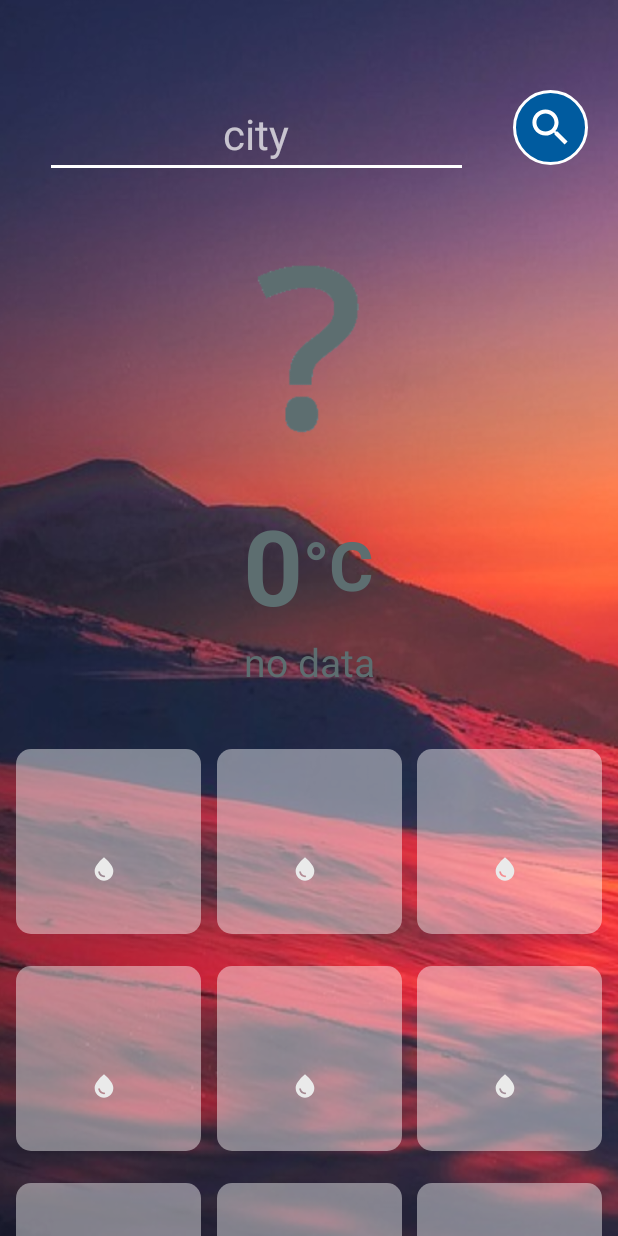
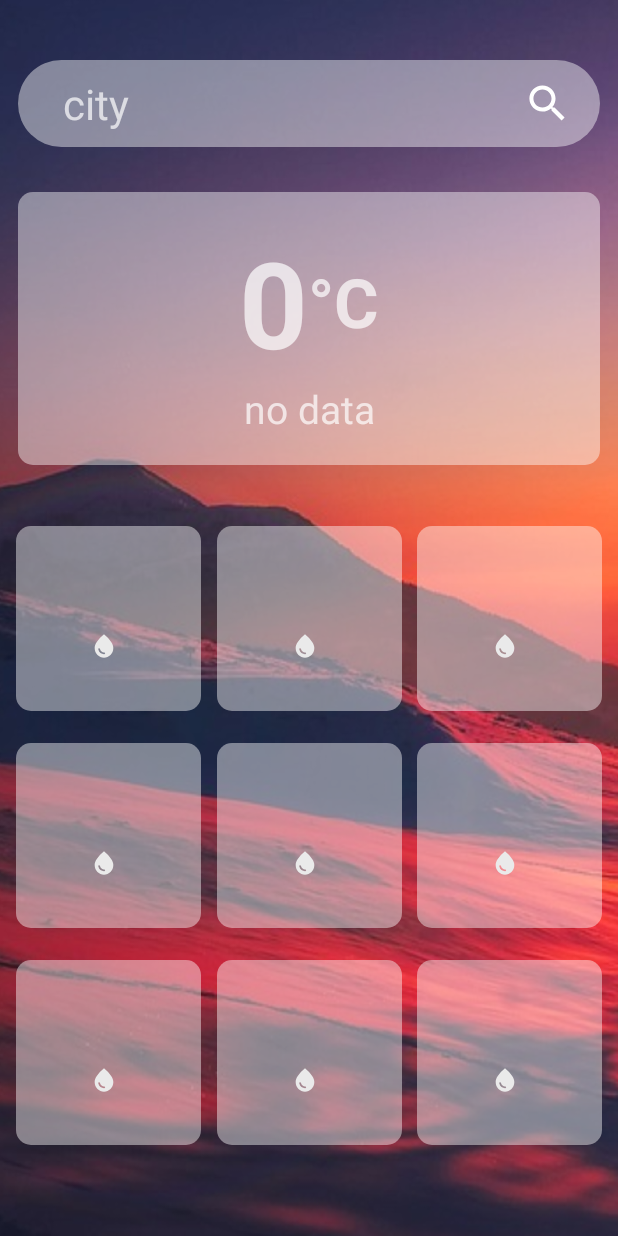
Before and after one commit to natalia-mus/SimpleWeatherApp, an Android app: the screen it shows after launch (MainActivity), on a phone screen of 412 x 824 dp. Run offline under Robolectric (Android 15) with nearby library versions, the phone set to English and light mode, and no system bars.

Commit message:
City section and forecast section

```diff
--- a/app/src/main/java/com/example/simpleweatherapp/view/MainActivity.kt
+++ b/app/src/main/java/com/example/simpleweatherapp/view/MainActivity.kt
@@ -54,13 +54,6 @@ class MainActivity : AppCompatActivity() {
     }
 
     private fun updateData(forecast: Forecast) {
-        val iconSource = "http://openweathermap.org/img/wn/${forecast.weather[0].icon}@2x.png"
-
-        Glide.with(this)
-            .load(iconSource)
-            .override(80, 80)
-            .into(icon)
-
         temperature.text = forecast.main.temperature.toString()
         description.text = forecast.weather[0].description
 
--- a/app/src/main/res/drawable/button_background.xml
+++ b/app/src/main/res/drawable/button_background.xml
@@ -2,14 +2,13 @@
 <selector xmlns:android="http://schemas.android.com/apk/res/android">
     <item android:state_pressed="false">
         <shape android:shape="oval">
-            <solid android:color="@color/dark_blue_button" />
-            <stroke android:width="2dp" android:color="@color/white" />
+            <solid android:color="@color/transparent" />
         </shape>
     </item>
 
     <item android:state_pressed="true">
         <shape android:shape="oval">
-            <solid android:color="@color/light_blue_button" />
+            <solid android:color="@color/white_transparent_dark" />
         </shape>
     </item>
 </selector>
--- /dev/null
+++ b/app/src/main/res/drawable/transparent_background_round.xml
@@ -0,0 +1,9 @@
+<?xml version="1.0" encoding="utf-8"?>
+<selector xmlns:android="http://schemas.android.com/apk/res/android">
+    <item>
+        <shape android:shape="rectangle">
+            <solid android:color="@color/white_transparent" />
+            <corners android:radius="30dp" />
+        </shape>
+    </item>
+</selector>
--- a/app/src/main/res/layout-land/activity_main.xml
+++ b/app/src/main/res/layout-land/activity_main.xml
@@ -30,13 +30,13 @@
                 android:layout_width="200dp"
                 android:layout_height="200dp"
                 android:src="@drawable/no_data"
-                app:layout_constraintBottom_toTopOf="@+id/temperature_section"
+                app:layout_constraintBottom_toTopOf="@+id/forecast_section"
                 app:layout_constraintEnd_toEndOf="parent"
                 app:layout_constraintStart_toStartOf="parent"
                 app:layout_constraintTop_toBottomOf="@+id/search_section" />
 
             <LinearLayout
-                android:id="@+id/temperature_section"
+                android:id="@+id/forecast_section"
                 android:layout_width="match_parent"
                 android:layout_height="wrap_content"
                 android:gravity="center"
@@ -83,7 +83,7 @@
                 android:text="@string/no_data"
                 android:textColor="@color/dark_gray"
                 android:textSize="18sp"
-                app:layout_constraintTop_toBottomOf="@+id/temperature_section" />
+                app:layout_constraintTop_toBottomOf="@+id/forecast_section" />
 
         </LinearLayout>
 
@@ -95,7 +95,7 @@
             android:layout_marginTop="40dp"
             android:orientation="vertical"
             app:layout_constraintEnd_toEndOf="parent"
-            app:layout_constraintStart_toEndOf="@id/temperature_section"
+            app:layout_constraintStart_toEndOf="@id/forecast_section"
             app:layout_constraintTop_toBottomOf="@id/search_section">
 
             <LinearLayout
@@ -130,7 +130,7 @@
                     android:layout_margin="20dp"
                     android:layout_weight="0"
                     android:adjustViewBounds="true"
-                    android:background="@drawable/button_background"
+                    android:background="@color/transparent"
                     android:foreground="@drawable/ic_search_foreground"
                     android:padding="10dp" />
 
--- a/app/src/main/res/layout/activity_main.xml
+++ b/app/src/main/res/layout/activity_main.xml
@@ -10,31 +10,32 @@
     <LinearLayout
         android:layout_width="match_parent"
         android:layout_height="wrap_content"
+        android:layout_marginTop="40dp"
         android:orientation="vertical">
 
-        <LinearLayout
+        <androidx.constraintlayout.widget.ConstraintLayout
             android:id="@+id/search_section"
             android:layout_width="match_parent"
             android:layout_height="wrap_content"
-            android:layout_marginTop="40dp"
+            android:layout_marginHorizontal="12dp"
+            android:background="@drawable/transparent_background_round"
+            android:gravity="center_vertical"
             android:orientation="horizontal"
-            android:weightSum="5"
+            android:paddingHorizontal="10dp"
+            android:paddingVertical="4dp"
             app:layout_constraintEnd_toEndOf="parent"
             app:layout_constraintStart_toStartOf="parent"
             app:layout_constraintTop_toTopOf="parent">
 
             <EditText
                 android:id="@+id/city"
-                android:layout_width="match_parent"
+                android:layout_width="0dp"
                 android:layout_height="wrap_content"
-                android:layout_marginStart="30dp"
-                android:layout_marginTop="20dp"
+                android:layout_marginStart="20dp"
                 android:layout_marginEnd="10dp"
-                android:layout_weight="5"
+                android:background="@color/transparent"
                 android:hint="@string/hint_city"
                 android:singleLine="true"
-                android:textAlignment="center"
-                android:textColorLink="@color/white"
                 android:textSize="28sp"
                 app:layout_constraintBottom_toBottomOf="parent"
                 app:layout_constraintEnd_toStartOf="@+id/button_search"
@@ -45,8 +46,6 @@
                 android:id="@+id/button_search"
                 android:layout_width="50dp"
                 android:layout_height="50dp"
-                android:layout_margin="20dp"
-                android:layout_weight="0"
                 android:adjustViewBounds="true"
                 android:background="@drawable/button_background"
                 android:foreground="@drawable/ic_search_foreground"
@@ -56,7 +55,7 @@
                 app:layout_constraintStart_toEndOf="@+id/city"
                 app:layout_constraintTop_toTopOf="parent" />
 
-        </LinearLayout>
+        </androidx.constraintlayout.widget.ConstraintLayout>
 
         <TextView
             android:id="@+id/error_label"
@@ -69,19 +68,17 @@
             android:textStyle="bold"
             android:visibility="gone" />
 
-        <ImageView
-            android:id="@+id/icon"
-            android:layout_width="200dp"
-            android:layout_height="200dp"
-            android:layout_gravity="center"
-            android:src="@drawable/no_data"
-            app:layout_constraintBottom_toTopOf="@+id/temperature_section"
-            app:layout_constraintEnd_toEndOf="parent"
-            app:layout_constraintStart_toStartOf="parent"
-            app:layout_constraintTop_toBottomOf="@+id/search_section" />
+        <LinearLayout
+            android:layout_width="match_parent"
+            android:layout_height="wrap_content"
+            android:layout_marginHorizontal="12dp"
+            android:layout_marginTop="30dp"
+            android:background="@drawable/transparent_background"
+            android:orientation="vertical"
+            android:padding="20dp">
 
             <LinearLayout
-            android:id="@+id/temperature_section"
+                android:id="@+id/forecast_section"
                 android:layout_width="match_parent"
                 android:layout_height="wrap_content"
                 android:gravity="center"
@@ -95,8 +92,7 @@
                     android:layout_width="wrap_content"
                     android:layout_height="wrap_content"
                     android:text="@string/default_temperature"
-                android:textColor="@color/dark_gray"
-                android:textSize="70sp"
+                    android:textSize="80sp"
                     android:textStyle="bold"
                     app:layout_constraintBottom_toBottomOf="parent"
                     app:layout_constraintLeft_toLeftOf="parent"
@@ -108,7 +104,6 @@
                     android:layout_width="wrap_content"
                     android:layout_height="wrap_content"
                     android:text="@string/temperature_unit"
-                android:textColor="@color/dark_gray"
                     android:textSize="45sp"
                     android:textStyle="bold"
                     app:layout_constraintBottom_toBottomOf="parent"
@@ -125,9 +120,10 @@
                 android:layout_marginTop="0dp"
                 android:gravity="center"
                 android:text="@string/no_data"
-            android:textColor="@color/dark_gray"
                 android:textSize="26sp"
-            app:layout_constraintTop_toBottomOf="@+id/temperature_section" />
+                app:layout_constraintTop_toBottomOf="@+id/forecast_section" />
+
+        </LinearLayout>
 
         <include
             android:id="@+id/forecast_parameters"
--- a/app/src/main/res/values/colors.xml
+++ b/app/src/main/res/values/colors.xml
@@ -10,5 +10,7 @@
     <color name="dark_gray">#5D6E70</color>
     <color name="yellow">#FDD835</color>
     <color name="white_transparent">#6FFFFFFF</color>
+    <color name="white_transparent_dark">#37FFFFFF</color>
     <color name="icon_color">#EAEAEA</color>
+    <color name="transparent">#00FFFFFF</color>
 </resources>
```
Lines whose indentation alone changed are shown as unchanged.
